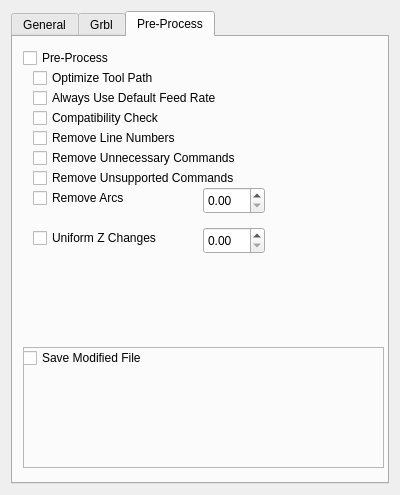
Qt form settings.ui (FoamCutting/FOAMgrblGUI) before a commit.
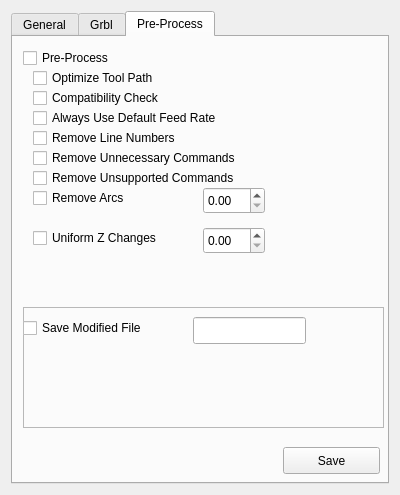
The same form after that commit.

Commit message: Settings completely redone. Now stored in human readable, random access text file. -added settings for preprocess

```diff
--- a/settings.ui
+++ b/settings.ui
@@ -1088,7 +1088,7 @@
        <property name="geometry">
         <rect>
          <x>20</x>
-         <y>70</y>
+         <y>50</y>
          <width>161</width>
          <height>22</height>
         </rect>
@@ -1166,7 +1166,7 @@
        <property name="geometry">
         <rect>
          <x>10</x>
-         <y>310</y>
+         <y>270</y>
          <width>361</width>
          <height>121</height>
         </rect>
@@ -1181,7 +1181,7 @@
         <property name="geometry">
          <rect>
           <x>0</x>
-          <y>0</y>
+          <y>10</y>
           <width>151</width>
           <height>22</height>
          </rect>
@@ -1190,6 +1190,16 @@
          <string>Save Modified File</string>
         </property>
        </widget>
+       <widget class="QLineEdit" name="preFileAppend_lEdit">
+        <property name="geometry">
+         <rect>
+          <x>170</x>
+          <y>10</y>
+          <width>113</width>
+          <height>27</height>
+         </rect>
+        </property>
+       </widget>
       </widget>
       <widget class="QDoubleSpinBox" name="doubleSpinBox">
        <property name="geometry">
@@ -1228,7 +1238,7 @@
        <property name="geometry">
         <rect>
          <x>20</x>
-         <y>50</y>
+         <y>70</y>
          <width>231</width>
          <height>22</height>
         </rect>
@@ -1237,6 +1247,19 @@
         <string>Always Use Default Feed Rate</string>
        </property>
       </widget>
+      <widget class="QPushButton" name="preProcSave_pButton">
+       <property name="geometry">
+        <rect>
+         <x>270</x>
+         <y>410</y>
+         <width>97</width>
+         <height>27</height>
+        </rect>
+       </property>
+       <property name="text">
+        <string>Save</string>
+       </property>
+      </widget>
      </widget>
     </widget>
    </item>
```
Left out of the diff: 24 changed lines with no effect on the pictures. The commit also changes 10 other files.
